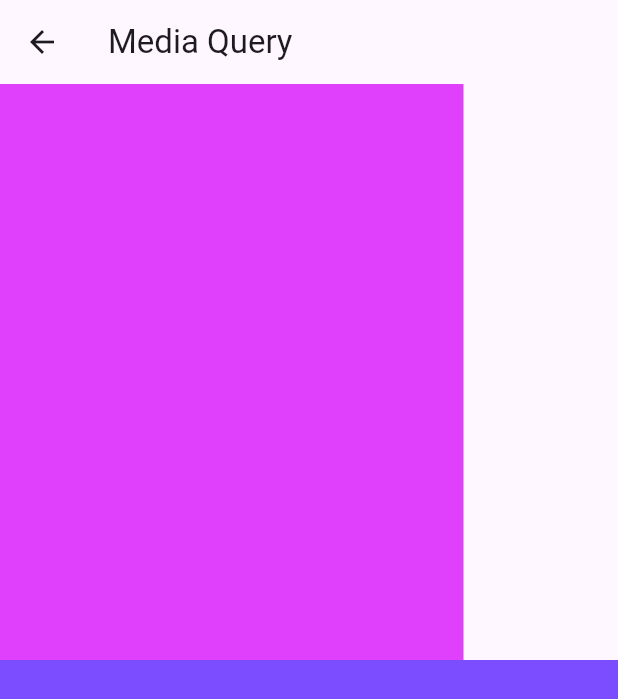
After one commit to LMThomaz-Study/jornada_flutter, a Flutter app: the LayoutBuilderPage screen opened by its route, on a phone screen of 412 x 824 dp. The commit adds this screen. Shown: the top 699 px of the screen. Run offline on Flutter 3.47's test engine with Material 3 defaults, Android fonts, the phone set to English and light mode, and no system bars; our stand-ins replace device_preview.

Commit message:
layout builder

```diff
--- a/primeiro_projeto/lib/main.dart
+++ b/primeiro_projeto/lib/main.dart
@@ -1,15 +1,15 @@
 import 'package:device_preview/device_preview.dart';
-import 'package:flutter/foundation.dart';
 import 'package:flutter/material.dart';
 import 'package:primeiro_projeto/pages/container/container_page.dart';
 import 'package:primeiro_projeto/pages/home/home_page.dart';
+import 'package:primeiro_projeto/pages/layout_builder/layout_builder_page.dart';
 import 'package:primeiro_projeto/pages/media_query/media_query_page.dart';
 import 'package:primeiro_projeto/pages/rows_columns/rows_columns_page.dart';
 
 void main() {
   runApp(
     DevicePreview(
-      enabled: !kReleaseMode,
+      enabled: false, //!kReleaseMode,
       builder: (_) => const MyApp(),
     ),
   );
@@ -33,6 +33,7 @@ class MyApp extends StatelessWidget {
         ContainerPage.routeName: (_) => const ContainerPage(),
         RowsColumnsPage.routeName: (_) => const RowsColumnsPage(),
         MediaQueryPage.routeName: (_) => const MediaQueryPage(),
+        LayoutBuilderPage.routeName: (_) => const LayoutBuilderPage(),
       },
     );
   }
--- /dev/null
+++ b/primeiro_projeto/lib/pages/layout_builder/layout_builder_page.dart
@@ -0,0 +1,37 @@
+// ignore_for_file: avoid_print
+
+import 'package:flutter/material.dart';
+
+class LayoutBuilderPage extends StatelessWidget {
+  static const routeName = '/layout_builder';
+
+  const LayoutBuilderPage({super.key});
+
+  @override
+  Widget build(BuildContext context) {
+    return Scaffold(
+      appBar: AppBar(
+        title: const Text('Media Query'),
+      ),
+      body: Center(child: LayoutBuilder(
+        builder: (context, constraints) {
+          return Column(
+            crossAxisAlignment: CrossAxisAlignment.start,
+            children: [
+              Container(
+                color: Colors.purpleAccent,
+                width: constraints.maxWidth * .75,
+                height: constraints.maxHeight * .5,
+              ),
+              Container(
+                color: Colors.deepPurpleAccent,
+                width: constraints.maxWidth,
+                height: constraints.maxHeight * .5,
+              ),
+            ],
+          );
+        },
+      )),
+    );
+  }
+}
```
Also changed, not shown: primeiro_projeto/lib/pages/home/home_page.dart (+9 -0 lines).
